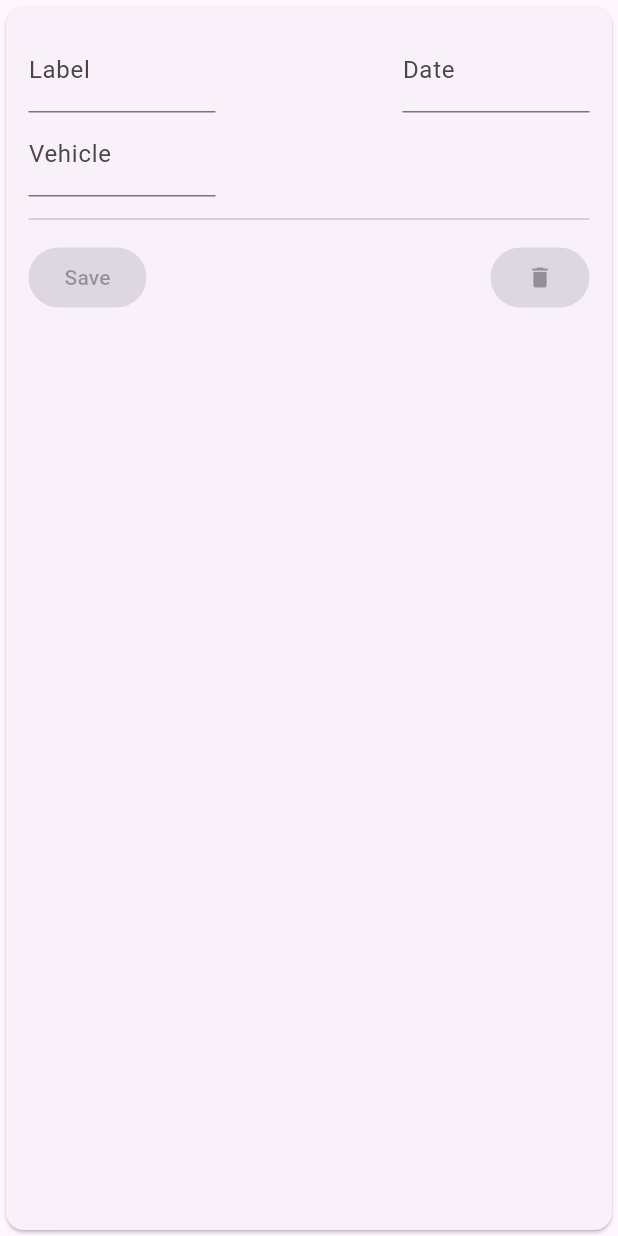
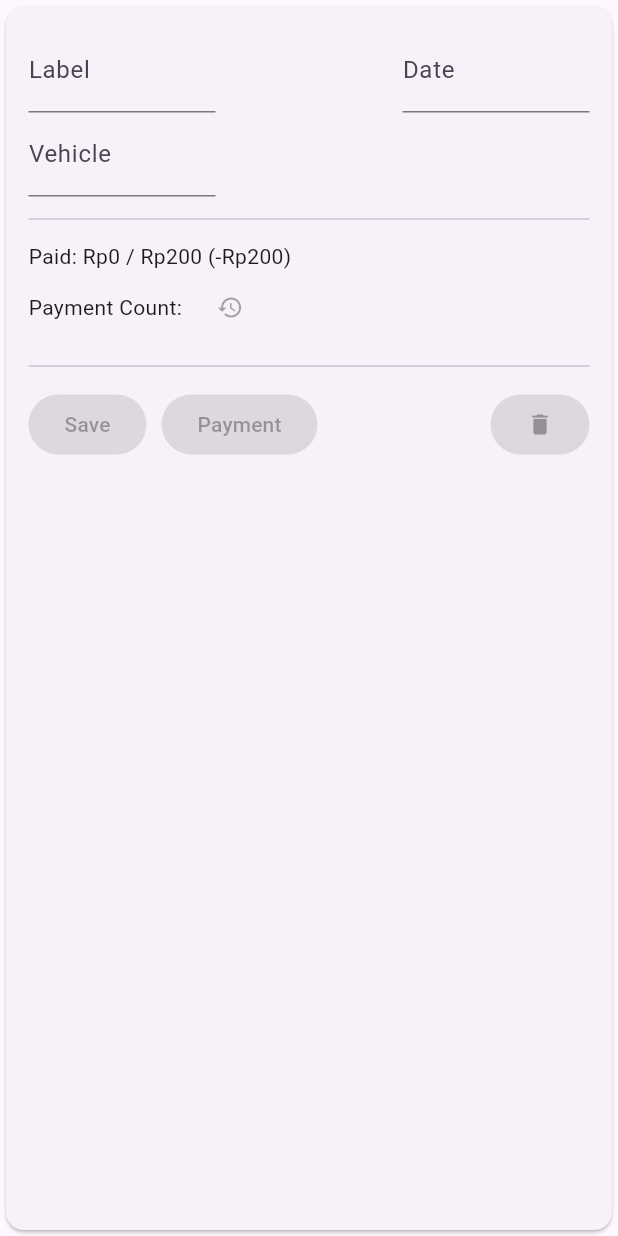
Before and after one commit to fransiscowijaya1999/produck_workshop, a Flutter app: the ProjectFormCard widget shown alone on an empty page, opened directly, on a phone screen of 412 x 824 dp. Run offline on Flutter 3.47's test engine with Material 3 defaults, Android fonts, the light colour scheme and no system bars; our stand-ins replace dio, isar, shared_preferences; accounts and stored records are empty; generated files the repository leaves out were written again; network calls fail.

Commit message:
save date

```diff
--- a/lib/component/project_form_card.dart
+++ b/lib/component/project_form_card.dart
@@ -95,13 +95,38 @@ class _ProjectFormCardState extends State<ProjectFormCard> {
             Divider(
               height: 30,
             ),
+            Column(
+              crossAxisAlignment: CrossAxisAlignment.start,
+              children: [
+                Text('Paid: Rp0 / Rp200 (-Rp200)'),
+                Row(
+                  crossAxisAlignment: CrossAxisAlignment.center,
+                  children: [
+                    Text('Payment Count:'),
+                    TextButton(onPressed: null, child: Icon(Icons.history))
+                  ],
+                )
+              ],
+            ),
+            Divider(
+              height: 30,
+            ),
             Row(
               mainAxisAlignment: MainAxisAlignment.spaceBetween,
               crossAxisAlignment: CrossAxisAlignment.start,
               children: [
-                ElevatedButton(
-                  onPressed: widget.onSave != null && !widget.isSaving ? () { widget.onSave!(labelController.text, vehicleController.text, dateController.text); } : null,
-                  child: widget.isSaving ? const SizedBox(height: 5, child: CircularProgressIndicator()) : const Text('Save')
+                Row(
+                  children: [
+                    ElevatedButton(
+                      onPressed: widget.onSave != null && !widget.isSaving ? () { widget.onSave!(labelController.text, vehicleController.text, dateController.text); } : null,
+                      child: widget.isSaving ? const SizedBox(height: 5, child: CircularProgressIndicator()) : const Text('Save')
+                    ),
+                    SizedBox(width: 10,),
+                    ElevatedButton(
+                      onPressed: null,
+                      child: Text('Payment')
+                    )
+                  ],
                 ),
                 ElevatedButton(
                   onPressed: widget.onDelete != null ? () { widget.onDelete!(); } : null,
--- a/lib/screen/project_screen.dart
+++ b/lib/screen/project_screen.dart
@@ -1,6 +1,7 @@
 import 'dart:async';
 
 import 'package:flutter/material.dart';
+import 'package:intl/intl.dart';
 import 'package:produck_workshop/component/order_list.dart';
 import 'package:produck_workshop/component/project_form_card.dart';
 import 'package:produck_workshop/db.dart';
@@ -66,6 +67,7 @@ class _ProjectScreenState extends State<ProjectScreen> {
 
       project.label = label;
       project.vehicle = vehicle;
+      project.date = DateFormat('yyyy-MM-dd').parse(date);
 
       await db.projects.put(project);
     });
@@ -119,7 +121,7 @@ class _ProjectScreenState extends State<ProjectScreen> {
                         ProjectFormCard(
                           label: project.label,
                           vehicle: project.vehicle,
-                          date: project.date.toString(),
+                          date: DateFormat('yyyy-MM-dd').format(project.date),
                           onSave: saveProject,
                           onDelete: deleteProject,
                           isSaving: isSaving
--- a/pubspec.yaml
+++ b/pubspec.yaml
@@ -41,6 +41,7 @@ dependencies:
   path_provider: ^2.1.5
   dio: ^5.8.0+1
   popover: ^0.3.1
+  intl: ^0.20.2
 
 dev_dependencies:
   flutter_test:
```
Also changed, not shown: pubspec.lock.
